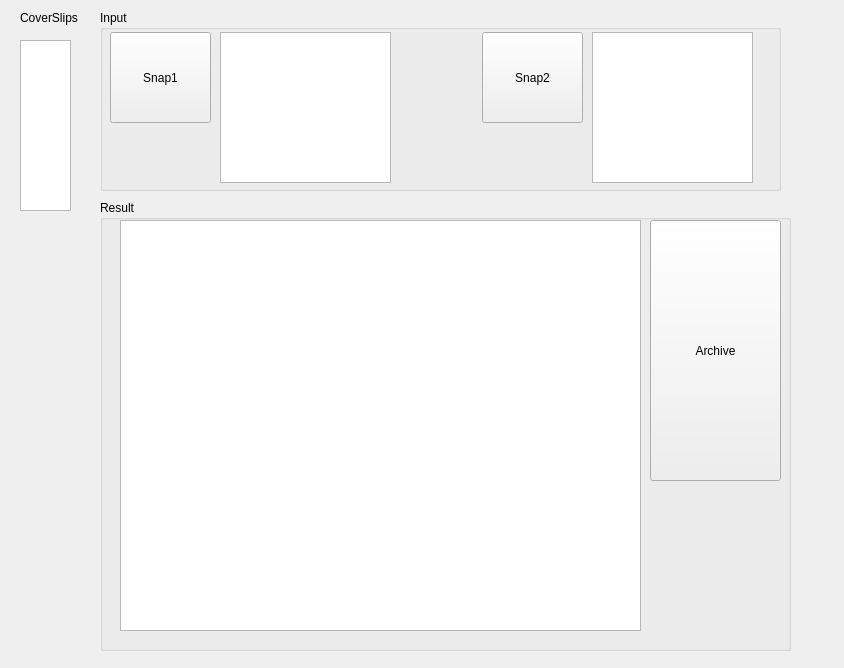
The window that python/coverslipdustassay/csDustAssayUI.ui (TotteKarlsson/ai) describes before a commit, drawn with Qt 5.
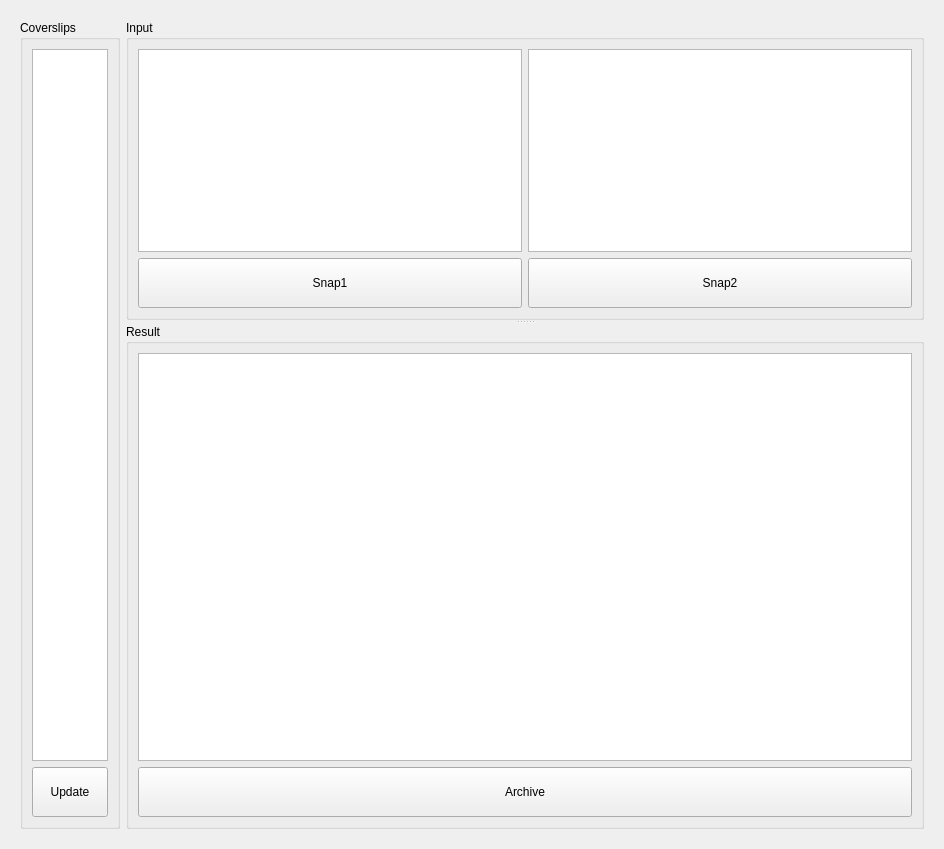
The same window after the commit. Custom widgets are drawn as their Qt base class.

Commit message: Updated dust assay UI Added UI icon

The edit to the form file:
```diff
--- a/python/coverslipdustassay/csDustAssayUI.ui
+++ b/python/coverslipdustassay/csDustAssayUI.ui
@@ -6,24 +6,86 @@
    <rect>
     <x>0</x>
     <y>0</y>
-    <width>844</width>
-    <height>668</height>
+    <width>944</width>
+    <height>849</height>
    </rect>
   </property>
   <property name="windowTitle">
-   <string>Form</string>
+   <string>Coverslip Dust Assay UI</string>
+  </property>
+  <layout class="QHBoxLayout" name="horizontalLayout">
+   <item>
+    <widget class="QWidget" name="widget" native="true">
+     <layout class="QHBoxLayout" name="horizontalLayout_2">
+      <item>
+       <widget class="QGroupBox" name="groupBox_3">
+        <property name="sizePolicy">
+         <sizepolicy hsizetype="Fixed" vsizetype="Expanding">
+          <horstretch>39</horstretch>
+          <verstretch>0</verstretch>
+         </sizepolicy>
+        </property>
+        <property name="minimumSize">
+         <size>
+          <width>100</width>
+          <height>0</height>
+         </size>
+        </property>
+        <property name="maximumSize">
+         <size>
+          <width>50</width>
+          <height>16777215</height>
+         </size>
+        </property>
+        <property name="title">
+         <string>Coverslips</string>
+        </property>
+        <layout class="QVBoxLayout" name="verticalLayout_2">
+         <item>
+          <widget class="QListWidget" name="csIDList"/>
+         </item>
+         <item>
+          <widget class="QPushButton" name="pushButton">
+           <property name="minimumSize">
+            <size>
+             <width>0</width>
+             <height>50</height>
+            </size>
+           </property>
+           <property name="text">
+            <string>Update</string>
+           </property>
+          </widget>
+         </item>
+        </layout>
+       </widget>
+      </item>
+      <item>
+       <widget class="QSplitter" name="splitter">
+        <property name="orientation">
+         <enum>Qt::Vertical</enum>
   </property>
   <widget class="QGroupBox" name="groupBox">
    <property name="enabled">
     <bool>true</bool>
    </property>
-   <property name="geometry">
-    <rect>
-     <x>100</x>
-     <y>10</y>
-     <width>681</width>
-     <height>181</height>
-    </rect>
+         <property name="sizePolicy">
+          <sizepolicy hsizetype="Preferred" vsizetype="Fixed">
+           <horstretch>0</horstretch>
+           <verstretch>0</verstretch>
+          </sizepolicy>
+         </property>
+         <property name="minimumSize">
+          <size>
+           <width>0</width>
+           <height>300</height>
+          </size>
+         </property>
+         <property name="maximumSize">
+          <size>
+           <width>16777215</width>
+           <height>300</height>
+          </size>
    </property>
    <property name="layoutDirection">
     <enum>Qt::LeftToRight</enum>
@@ -34,15 +96,11 @@
    <property name="title">
     <string>Input</string>
    </property>
+         <layout class="QHBoxLayout" name="horizontalLayout_3">
+          <item>
+           <layout class="QVBoxLayout" name="verticalLayout_3">
+            <item>
    <widget class="GraphicsLayoutWidget" name="image1">
-    <property name="geometry">
-     <rect>
-      <x>120</x>
-      <y>22</y>
-      <width>171</width>
-      <height>151</height>
-     </rect>
-    </property>
     <property name="layoutDirection">
      <enum>Qt::LeftToRight</enum>
     </property>
@@ -50,108 +108,90 @@
      <enum>QFrame::Sunken</enum>
     </property>
    </widget>
-   <widget class="GraphicsLayoutWidget" name="image2">
-    <property name="geometry">
-     <rect>
-      <x>492</x>
-      <y>22</y>
-      <width>161</width>
-      <height>151</height>
-     </rect>
-    </property>
-    <property name="frameShadow">
-     <enum>QFrame::Sunken</enum>
-    </property>
-   </widget>
+            </item>
+            <item>
    <widget class="QPushButton" name="pushButton1">
-    <property name="geometry">
-     <rect>
-      <x>10</x>
-      <y>22</y>
-      <width>101</width>
-      <height>91</height>
-     </rect>
+              <property name="minimumSize">
+               <size>
+                <width>0</width>
+                <height>50</height>
+               </size>
     </property>
     <property name="text">
      <string>Snap1</string>
     </property>
    </widget>
+            </item>
+           </layout>
+          </item>
+          <item>
+           <layout class="QVBoxLayout" name="verticalLayout_4">
+            <item>
+             <widget class="GraphicsLayoutWidget" name="image2">
+              <property name="frameShadow">
+               <enum>QFrame::Sunken</enum>
+              </property>
+             </widget>
+            </item>
+            <item>
    <widget class="QPushButton" name="pushButton2">
-    <property name="geometry">
-     <rect>
-      <x>382</x>
-      <y>22</y>
-      <width>101</width>
-      <height>91</height>
-     </rect>
+              <property name="minimumSize">
+               <size>
+                <width>0</width>
+                <height>50</height>
+               </size>
     </property>
     <property name="text">
      <string>Snap2</string>
     </property>
    </widget>
-  </widget>
-  <widget class="QListWidget" name="csIDList">
-   <property name="geometry">
-    <rect>
-     <x>20</x>
-     <y>40</y>
-     <width>51</width>
-     <height>171</height>
-    </rect>
-   </property>
+            </item>
+           </layout>
+          </item>
+         </layout>
+         <zorder>image1</zorder>
+         <zorder>image2</zorder>
+         <zorder>pushButton1</zorder>
+         <zorder>pushButton2</zorder>
+         <zorder>groupBox_2</zorder>
+         <zorder>horizontalSpacer</zorder>
   </widget>
   <widget class="QGroupBox" name="groupBox_2">
-   <property name="geometry">
-    <rect>
-     <x>100</x>
-     <y>200</y>
-     <width>691</width>
-     <height>451</height>
-    </rect>
+         <property name="enabled">
+          <bool>true</bool>
    </property>
    <property name="title">
     <string>Result</string>
    </property>
+         <layout class="QVBoxLayout" name="verticalLayout">
+          <item>
+           <widget class="GraphicsLayoutWidget" name="image3">
+            <property name="frameShadow">
+             <enum>QFrame::Sunken</enum>
+            </property>
+           </widget>
+          </item>
+          <item>
    <widget class="QPushButton" name="PopulateBtn">
-    <property name="geometry">
-     <rect>
-      <x>550</x>
-      <y>20</y>
-      <width>131</width>
-      <height>261</height>
-     </rect>
+            <property name="minimumSize">
+             <size>
+              <width>0</width>
+              <height>50</height>
+             </size>
     </property>
     <property name="text">
      <string>Archive</string>
     </property>
    </widget>
-   <widget class="GraphicsLayoutWidget" name="image3">
-    <property name="geometry">
-     <rect>
-      <x>20</x>
-      <y>20</y>
-      <width>521</width>
-      <height>411</height>
-     </rect>
-    </property>
-    <property name="frameShadow">
-     <enum>QFrame::Sunken</enum>
-    </property>
-   </widget>
-  </widget>
-  <widget class="QLabel" name="label">
-   <property name="geometry">
-    <rect>
-     <x>20</x>
-     <y>10</y>
-     <width>61</width>
-     <height>16</height>
-    </rect>
-   </property>
-   <property name="text">
-    <string>CoverSlips</string>
-   </property>
-  </widget>
+          </item>
+         </layout>
+        </widget>
+       </widget>
+      </item>
+     </layout>
+    </widget>
+   </item>
+  </layout>
  </widget>
  <customwidgets>
   <customwidget>
```
Lines whose indentation alone changed are shown as unchanged. The commit also changes 4 other files.
